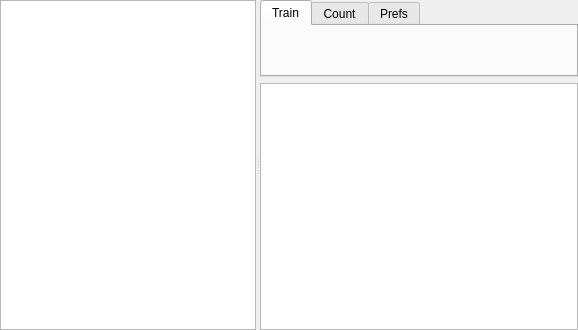
This is VoteCounter/VoteCounter.ui in v2lab/vote-counter as Qt 5 draws it before an edit. The edited form follows.
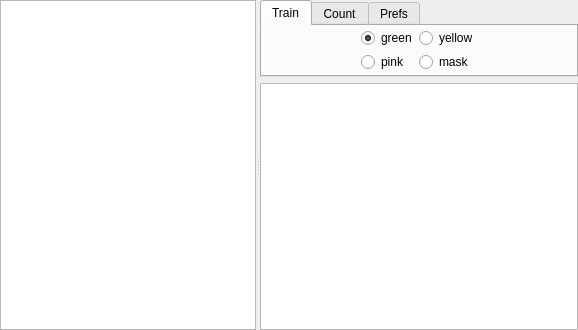
This is the edited form. The open tabs and pages were chosen to show the change.

Patch:
```diff
--- a/VoteCounter/VoteCounter.ui
+++ b/VoteCounter/VoteCounter.ui
@@ -68,6 +68,83 @@
           <attribute name="title">
            <string>Train</string>
           </attribute>
+          <layout class="QGridLayout" name="gridLayout_2">
+           <property name="margin">
+            <number>0</number>
+           </property>
+           <property name="spacing">
+            <number>2</number>
+           </property>
+           <item row="0" column="1">
+            <widget class="QRadioButton" name="greenTrainMode">
+             <property name="text">
+              <string>green</string>
+             </property>
+             <property name="checked">
+              <bool>true</bool>
+             </property>
+             <attribute name="buttonGroup">
+              <string>trainModeGroup</string>
+             </attribute>
+            </widget>
+           </item>
+           <item row="0" column="2">
+            <widget class="QRadioButton" name="yellowTrainMode">
+             <property name="text">
+              <string>yellow</string>
+             </property>
+             <attribute name="buttonGroup">
+              <string>trainModeGroup</string>
+             </attribute>
+            </widget>
+           </item>
+           <item row="1" column="1">
+            <widget class="QRadioButton" name="pinkTrainMode">
+             <property name="text">
+              <string>pink</string>
+             </property>
+             <attribute name="buttonGroup">
+              <string>trainModeGroup</string>
+             </attribute>
+            </widget>
+           </item>
+           <item row="1" column="2">
+            <widget class="QRadioButton" name="maskDrawMode">
+             <property name="text">
+              <string>mask</string>
+             </property>
+             <attribute name="buttonGroup">
+              <string>trainModeGroup</string>
+             </attribute>
+            </widget>
+           </item>
+           <item row="0" column="0">
+            <spacer name="horizontalSpacer_3">
+             <property name="orientation">
+              <enum>Qt::Horizontal</enum>
+             </property>
+             <property name="sizeHint" stdset="0">
+              <size>
+               <width>40</width>
+               <height>20</height>
+              </size>
+             </property>
+            </spacer>
+           </item>
+           <item row="0" column="3">
+            <spacer name="horizontalSpacer_4">
+             <property name="orientation">
+              <enum>Qt::Horizontal</enum>
+             </property>
+             <property name="sizeHint" stdset="0">
+              <size>
+               <width>40</width>
+               <height>20</height>
+              </size>
+             </property>
+            </spacer>
+           </item>
+          </layout>
          </widget>
          <widget class="QWidget" name="countTab">
           <attribute name="title">
```
Left out of the diff: 7 changed lines with no effect on the pictures.
